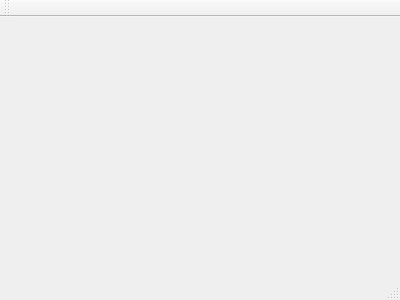
Old version of the form mainwindow.ui in the repository ahmedshuaib/loginapp.
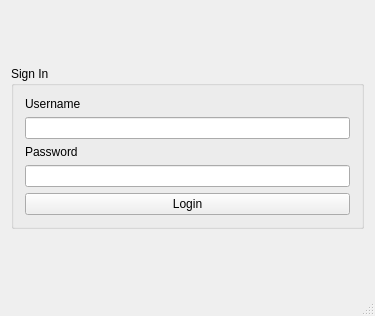
New version of the form.

Commit message: login form desinged done

```diff
--- a/mainwindow.ui
+++ b/mainwindow.ui
@@ -1,24 +1,86 @@
 <ui version="4.0">
  <class>MainWindow</class>
- <widget class="QMainWindow" name="MainWindow" >
-  <property name="geometry" >
+ <widget class="QMainWindow" name="MainWindow">
+  <property name="geometry">
    <rect>
     <x>0</x>
     <y>0</y>
-    <width>400</width>
-    <height>300</height>
+    <width>375</width>
+    <height>316</height>
    </rect>
   </property>
   <property name="windowTitle" >
    <string>MainWindow</string>
   </property>
-  <widget class="QMenuBar" name="menuBar" />
-  <widget class="QToolBar" name="mainToolBar" />
-  <widget class="QWidget" name="centralWidget" />
-  <widget class="QStatusBar" name="statusBar" />
+  <widget class="QWidget" name="centralWidget">
+   <layout class="QVBoxLayout" name="verticalLayout_2">
+    <item>
+     <spacer name="verticalSpacer_2">
+      <property name="orientation">
+       <enum>Qt::Vertical</enum>
+      </property>
+      <property name="sizeHint" stdset="0">
+       <size>
+        <width>20</width>
+        <height>40</height>
+       </size>
+      </property>
+     </spacer>
+    </item>
+    <item>
+     <widget class="QGroupBox" name="groupBox">
+      <property name="title">
+       <string>Sign In</string>
+      </property>
+      <layout class="QVBoxLayout" name="verticalLayout">
+       <item>
+        <widget class="QLabel" name="label_2">
+         <property name="text">
+          <string>Username</string>
+         </property>
+        </widget>
+       </item>
+       <item>
+        <widget class="QLineEdit" name="lineEdit_2"/>
+       </item>
+       <item>
+        <widget class="QLabel" name="label">
+         <property name="text">
+          <string>Password</string>
+         </property>
+        </widget>
+       </item>
+       <item>
+        <widget class="QLineEdit" name="lineEdit"/>
+       </item>
+       <item>
+        <widget class="QPushButton" name="pushButton">
+         <property name="text">
+          <string>Login</string>
+         </property>
+        </widget>
+       </item>
+      </layout>
+     </widget>
+    </item>
+    <item>
+     <spacer name="verticalSpacer">
+      <property name="orientation">
+       <enum>Qt::Vertical</enum>
+      </property>
+      <property name="sizeHint" stdset="0">
+       <size>
+        <width>20</width>
+        <height>40</height>
+       </size>
+      </property>
+     </spacer>
+    </item>
+   </layout>
+  </widget>
+  <widget class="QStatusBar" name="statusBar"/>
  </widget>
- <layoutDefault spacing="6" margin="11" />
- <pixmapfunction></pixmapfunction>
+ <layoutdefault spacing="6" margin="11"/>
  <resources/>
  <connections/>
 </ui>
```
Left out of the diff: 3 changed lines with no effect on the pictures. The commit also changes 2 other files.
